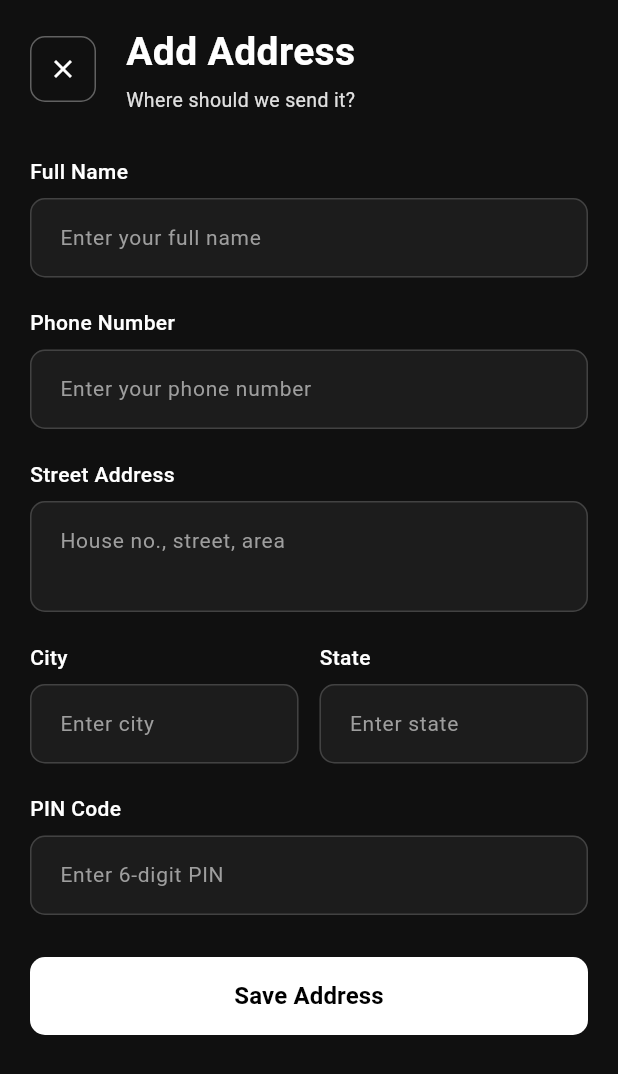
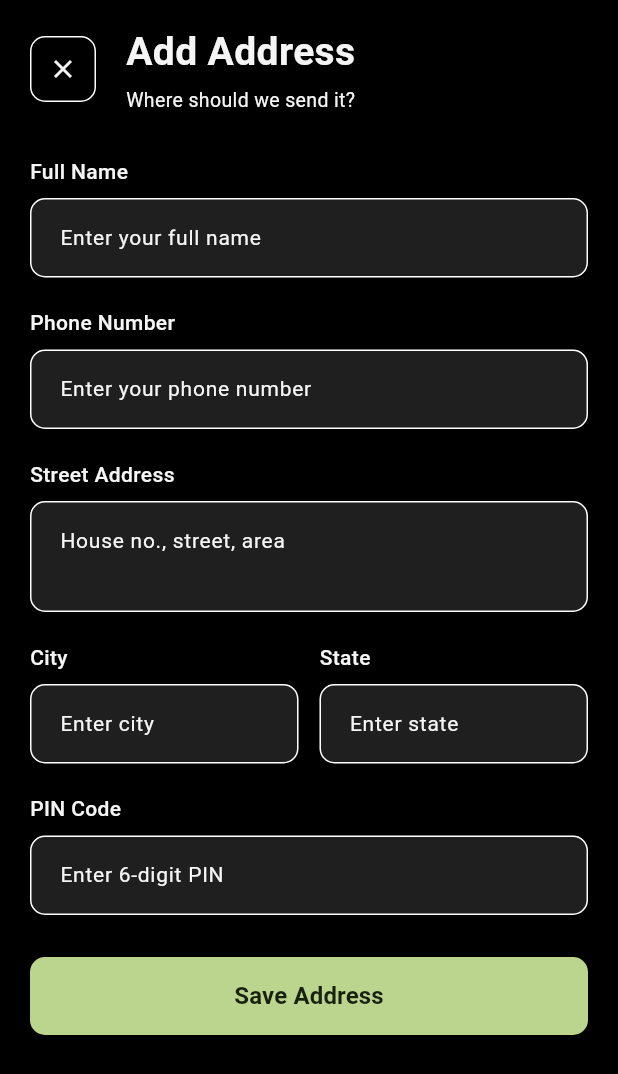
Before and after one commit to Cyanide07x/Cynx_Kage, a Flutter app: the AddAddress screen opened directly, on a phone screen of 412 x 824 dp. Shown: the top 1074 px of the screen. Run offline on Flutter 3.47's test engine with Material 3 defaults, Android fonts, the phone set to English and light mode, and no system bars; our stand-ins replace cloud_firestore, firebase_auth, firebase_core, flutter_svg, image_picker, shared_preferences; accounts and stored records are empty; generated files the repository leaves out were written again.

Commit message:
fIXED THE Theme bug in the recent added screens

```diff
--- a/lib/screens/address/add_address.dart
+++ b/lib/screens/address/add_address.dart
@@ -4,6 +4,8 @@ import 'package:cloud_firestore/cloud_firestore.dart';
 import 'package:firebase_auth/firebase_auth.dart';
 
 import 'saved_address.dart';
+import '../../theme/theme_controller.dart';
+import '../../theme/apptheme.dart';
 
 class AddAddress extends StatefulWidget {
   final SavedAddress? address;
@@ -155,13 +157,21 @@ class _AddressScreenState extends State<AddAddress> {
     TextInputType keyboardType = TextInputType.text,
     int maxLines = 1,
   }) {
+    final theme = Theme.of(context);
+    final colors = theme.colorScheme;
+    final isCynx =
+        themeController.selectedTheme == CynxThemeMode.cynx;
+    final accent = isCynx
+        ? const Color(0xFFE50046)
+        : const Color(0xFFBBD58E);
+
     return Column(
       crossAxisAlignment: CrossAxisAlignment.start,
       children: [
         Text(
           label,
-          style: const TextStyle(
-            color: Colors.white,
+          style: TextStyle(
+            color: colors.onSurface,
             fontSize: 14,
             fontWeight: FontWeight.w500,
           ),
@@ -171,34 +181,26 @@ class _AddressScreenState extends State<AddAddress> {
           controller: controller,
           keyboardType: keyboardType,
           maxLines: maxLines,
-          style: const TextStyle(
-            color: Colors.white,
-            fontSize: 14,
-          ),
+          style: TextStyle(color: colors.onSurface, fontSize: 14),
           decoration: InputDecoration(
             hintText: hint,
             hintStyle: TextStyle(
-              color: Colors.grey.shade500,
+              color: colors.onSurfaceVariant,
               fontSize: 14,
             ),
             filled: true,
-            fillColor: const Color(0xFF1C1C1C),
+            fillColor: theme.cardColor,
             contentPadding: const EdgeInsets.symmetric(
               horizontal: 16,
               vertical: 16,
             ),
             enabledBorder: OutlineInputBorder(
               borderRadius: BorderRadius.circular(10),
-              borderSide: BorderSide(
-                color: Colors.grey.shade800,
-              ),
+              borderSide: BorderSide(color: colors.outlineVariant),
             ),
             focusedBorder: OutlineInputBorder(
               borderRadius: BorderRadius.circular(10),
-              borderSide: const BorderSide(
-                color: Colors.white,
-                width: 1.2,
-              ),
+              borderSide: BorderSide(color: accent, width: 1.4),
             ),
           ),
         ),
@@ -219,12 +221,18 @@ class _AddressScreenState extends State<AddAddress> {
 
   @override
   Widget build(BuildContext context) {
+    final theme = Theme.of(context);
+    final colors = theme.colorScheme;
+    final isCynx =
+        themeController.selectedTheme == CynxThemeMode.cynx;
+    final accent = isCynx
+        ? const Color(0xFFE50046)
+        : const Color(0xFFBBD58E);
+
     return GestureDetector(
-      onTap: () {
-        FocusScope.of(context).unfocus();
-      },
+      onTap: () => FocusScope.of(context).unfocus(),
       child: Scaffold(
-        backgroundColor: const Color(0xFF101010),
+        backgroundColor: theme.scaffoldBackgroundColor,
         body: SafeArea(
           child: Column(
             crossAxisAlignment: CrossAxisAlignment.start,
@@ -240,19 +248,15 @@ class _AddressScreenState extends State<AddAddress> {
                       width: 44,
                       height: 44,
                       decoration: BoxDecoration(
-                        border: Border.all(
-                          color: Colors.grey.shade700,
-                        ),
+                        border: Border.all(color: colors.outlineVariant),
                         borderRadius: BorderRadius.circular(10),
                       ),
                       child: IconButton(
                         padding: EdgeInsets.zero,
-                        onPressed: () {
-                          Navigator.of(context).maybePop();
-                        },
-                        icon: const Icon(
+                        onPressed: () => Navigator.of(context).maybePop(),
+                        icon: Icon(
                           Icons.close,
-                          color: Colors.white,
+                          color: colors.onSurface,
                           size: 20,
                         ),
                       ),
@@ -264,8 +268,8 @@ class _AddressScreenState extends State<AddAddress> {
                         children: [
                           Text(
                             _isEditing ? 'Edit Address' : 'Add Address',
-                            style: const TextStyle(
-                              color: Colors.white,
+                            style: TextStyle(
+                              color: colors.onSurface,
                               fontSize: 26,
                               fontWeight: FontWeight.bold,
                             ),
@@ -274,7 +278,7 @@ class _AddressScreenState extends State<AddAddress> {
                           Text(
                             'Where should we send it?',
                             style: TextStyle(
-                              color: Colors.grey.shade300,
+                              color: colors.onSurfaceVariant,
                               fontSize: 13,
                             ),
                           ),
@@ -347,20 +351,24 @@ class _AddressScreenState extends State<AddAddress> {
                         child: ElevatedButton(
                           onPressed: _isSaving ? null : _saveAddress,
                           style: ElevatedButton.styleFrom(
-                            backgroundColor: Colors.white,
-                            foregroundColor: Colors.black,
-                            disabledBackgroundColor: Colors.grey.shade400,
+                            backgroundColor: accent,
+                            foregroundColor: isCynx
+                                ? Colors.white
+                                : const Color(0xFF17210E),
+                            disabledBackgroundColor: colors.surfaceContainerHighest,
                             shape: RoundedRectangleBorder(
                               borderRadius: BorderRadius.circular(10),
                             ),
                           ),
                           child: _isSaving
-                              ? const SizedBox(
+                              ? SizedBox(
                                   width: 22,
                                   height: 22,
                                   child: CircularProgressIndicator(
                                     strokeWidth: 2,
-                                    color: Colors.black,
+                                    color: isCynx
+                                        ? Colors.white
+                                        : const Color(0xFF17210E),
                                   ),
                                 )
                               : Text(
```
Also changed, not shown: lib/screens/address/address_card.dart (+54 -36 lines), lib/screens/address/address_screen.dart (+44 -41 lines).
